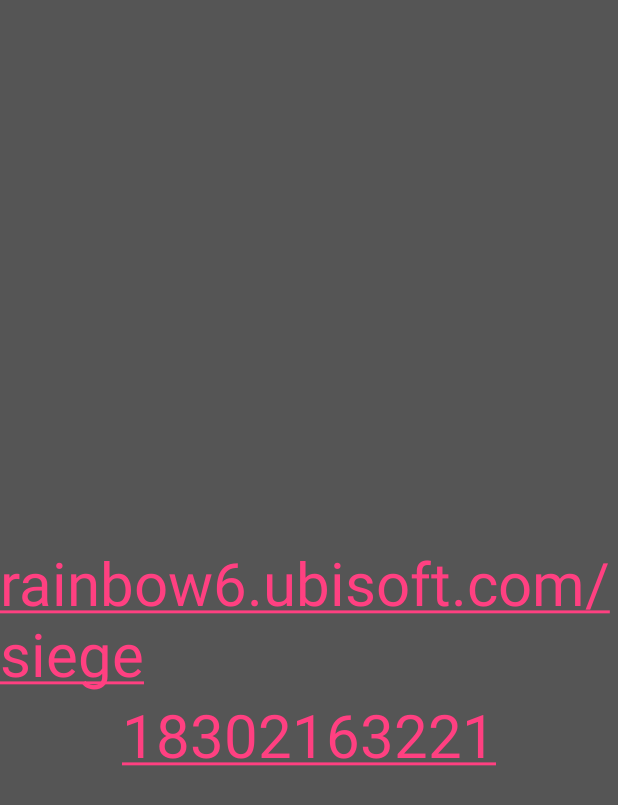
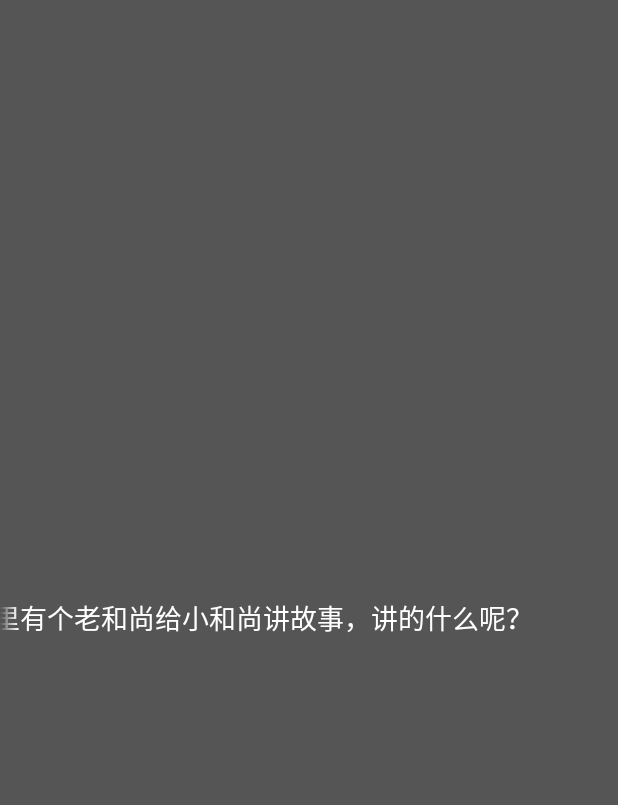
Before and after one commit to IcyLeaves/Beginning, an Android app: the screen it shows after launch (MainActivity), on a phone screen of 412 x 824 dp. Shown: the top 805 px of the screen. Run offline under Robolectric (Android 15) with nearby library versions, the phone set to English and light mode, and no system bars.

Commit message:
TextView-跑马灯效果简单实现

```diff
--- a/FirstApplication/app/src/main/java/com/example/leaves/firstapplication/MainActivity.java
+++ b/FirstApplication/app/src/main/java/com/example/leaves/firstapplication/MainActivity.java
@@ -6,16 +6,10 @@
 import android.widget.TextView;
 
 public class MainActivity extends AppCompatActivity {
-    private TextView txtLink;
-    private TextView txtCall;
 
     @Override
     protected void onCreate(Bundle savedInstanceState) {
         super.onCreate(savedInstanceState);
         setContentView(R.layout.activity_main);
-        txtLink=findViewById(R.id.txtR6);
-        txtLink.setMovementMethod(LinkMovementMethod.getInstance());
-        txtCall=findViewById(R.id.txtPhone);
-        txtCall.setMovementMethod(LinkMovementMethod.getInstance());
     }
 }
--- a/FirstApplication/app/src/main/res/layout/activity_main.xml
+++ b/FirstApplication/app/src/main/res/layout/activity_main.xml
@@ -3,27 +3,20 @@
     android:layout_width="match_parent"
     android:layout_height="match_parent"
     android:background="#555555"
-    android:orientation="horizontal"
+    android:gravity="center"
     tools:context=".MainActivity">
 
     <TextView
-        android:id="@+id/txtR6"
-        android:layout_width="wrap_content"
+        android:id="@+id/txtOne"
+        android:layout_width="match_parent"
         android:layout_height="wrap_content"
-        android:layout_centerInParent="true"
-        android:autoLink="web"
-        android:fontFamily="@font/rainbowsixfont"
-        android:text="rainbow6.ubisoft.com/siege"
-        android:textSize="40sp" />
+        android:textSize="18sp"
+        android:textColor="#FFFFFF"
+        android:singleLine="true"
+        android:ellipsize="marquee"
+        android:marqueeRepeatLimit="marquee_forever"
+        android:focusable="true"
+        android:focusableInTouchMode="true"
+        android:text="说是从前有座山，山上有座庙，庙里有个老和尚给小和尚讲故事，讲的什么呢？"/>
 
-    <TextView
-        android:id="@+id/txtPhone"
-        android:layout_width="wrap_content"
-        android:layout_height="wrap_content"
-        android:layout_below="@id/txtR6"
-        android:layout_centerHorizontal="true"
-        android:autoLink="phone"
-        android:fontFamily="@font/rainbowsixfont"
-        android:text="18302163221"
-        android:textSize="40sp" />
 </RelativeLayout>
```
